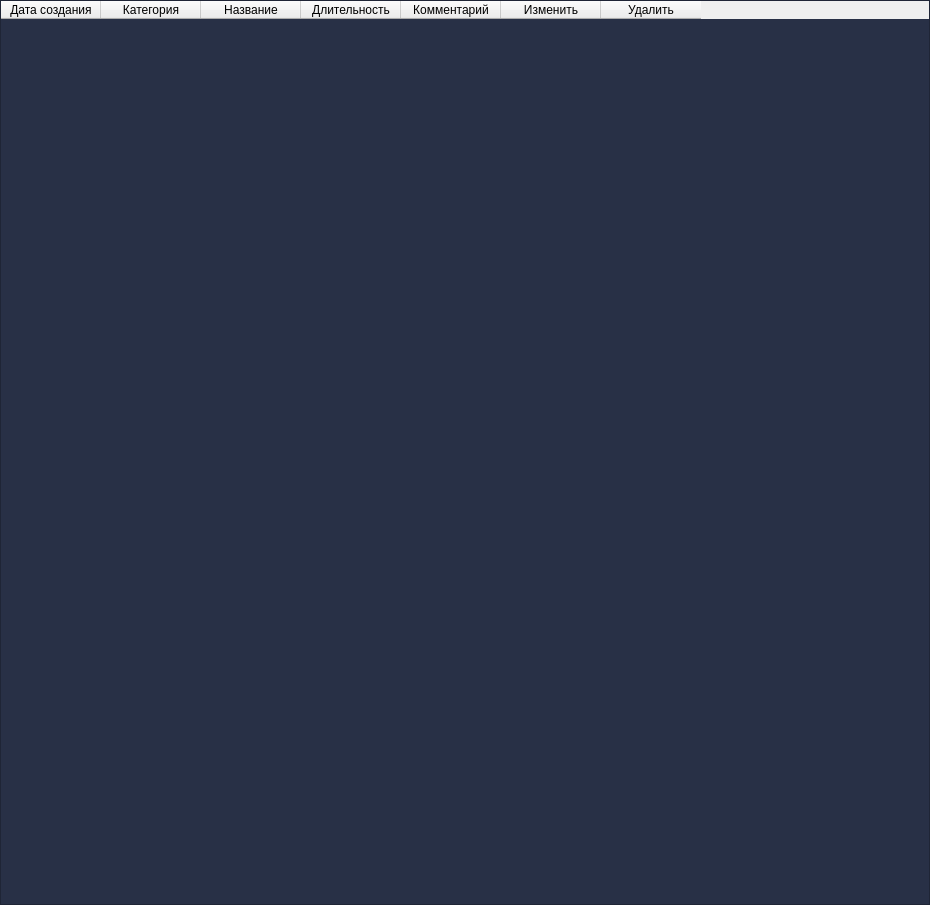
Before: the Qt Designer form design/table.ui in yurii-bel/project_2021, drawn with Qt 5.
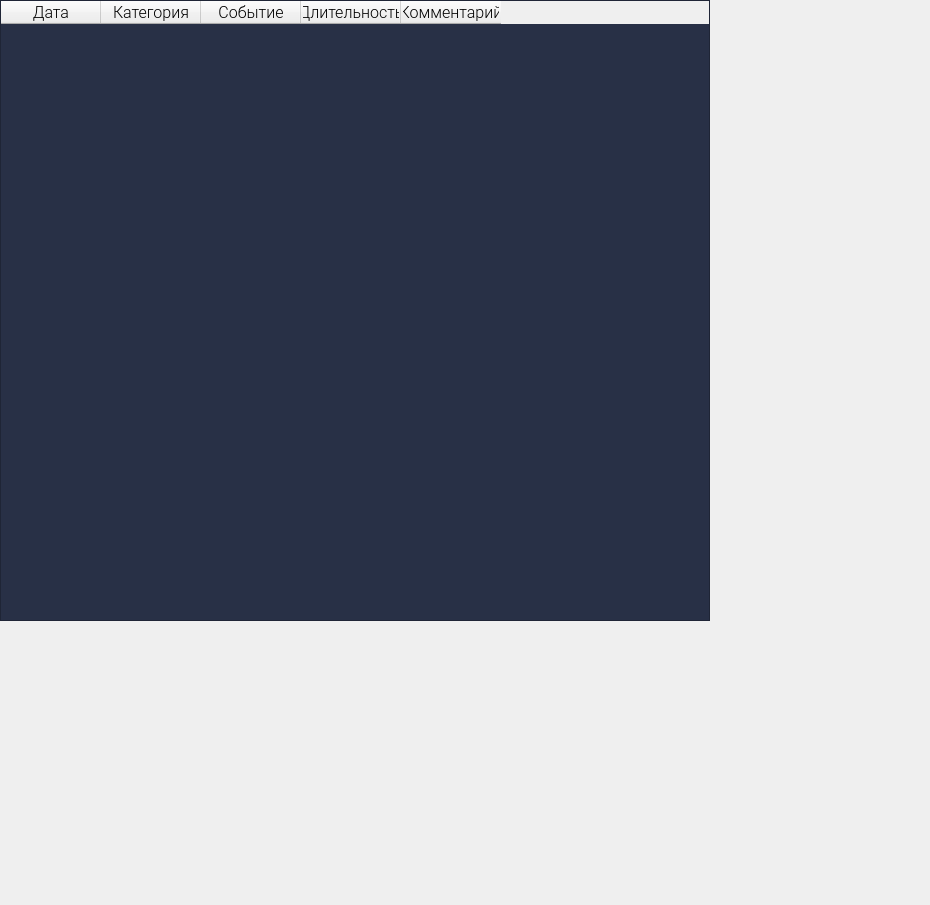
After: the same form once the commit is applied.

Patch:
```diff
--- a/design/table.ui
+++ b/design/table.ui
@@ -18,19 +18,40 @@
     <rect>
      <x>0</x>
      <y>0</y>
-     <width>930</width>
-     <height>905</height>
+     <width>710</width>
+     <height>621</height>
     </rect>
    </property>
+   <property name="maximumSize">
+    <size>
+     <width>710</width>
+     <height>621</height>
+    </size>
+   </property>
+   <property name="font">
+    <font>
+     <family>Roboto Light</family>
+     <pointsize>12</pointsize>
+    </font>
+   </property>
+   <property name="autoFillBackground">
+    <bool>true</bool>
+   </property>
    <property name="styleSheet">
     <string notr="true">QTableWidget { 
 background-color: #283046;
-color: rgb(208, 210, 214);
+color: rgb(110, 107, 123);
 }</string>
    </property>
    <column>
     <property name="text">
-     <string>Дата создания</string>
+     <string>Дата</string>
+    </property>
+    <property name="font">
+     <font>
+      <family>Roboto Light</family>
+      <pointsize>12</pointsize>
+     </font>
     </property>
     <property name="foreground">
      <brush brushstyle="NoBrush">
@@ -46,6 +67,12 @@
     <property name="text">
      <string>Категория</string>
     </property>
+    <property name="font">
+     <font>
+      <family>Roboto Light</family>
+      <pointsize>12</pointsize>
+     </font>
+    </property>
     <property name="foreground">
      <brush brushstyle="NoBrush">
       <color alpha="255">
@@ -58,7 +85,13 @@
    </column>
    <column>
     <property name="text">
-     <string>Название</string>
+     <string>Событие</string>
+    </property>
+    <property name="font">
+     <font>
+      <family>Roboto Light</family>
+      <pointsize>12</pointsize>
+     </font>
     </property>
     <property name="foreground">
      <brush brushstyle="NoBrush">
@@ -74,6 +107,12 @@
     <property name="text">
      <string>Длительность</string>
     </property>
+    <property name="font">
+     <font>
+      <family>Roboto Light</family>
+      <pointsize>12</pointsize>
+     </font>
+    </property>
     <property name="foreground">
      <brush brushstyle="NoBrush">
       <color alpha="255">
@@ -88,6 +127,12 @@
     <property name="text">
      <string>Комментарий</string>
     </property>
+    <property name="font">
+     <font>
+      <family>Roboto Light</family>
+      <pointsize>12</pointsize>
+     </font>
+    </property>
     <property name="foreground">
      <brush brushstyle="NoBrush">
       <color alpha="255">
@@ -98,16 +143,6 @@
      </brush>
     </property>
    </column>
-   <column>
-    <property name="text">
-     <string>Изменить</string>
-    </property>
-   </column>
-   <column>
-    <property name="text">
-     <string>Удалить</string>
-    </property>
-   </column>
   </widget>
  </widget>
  <resources/>
```
